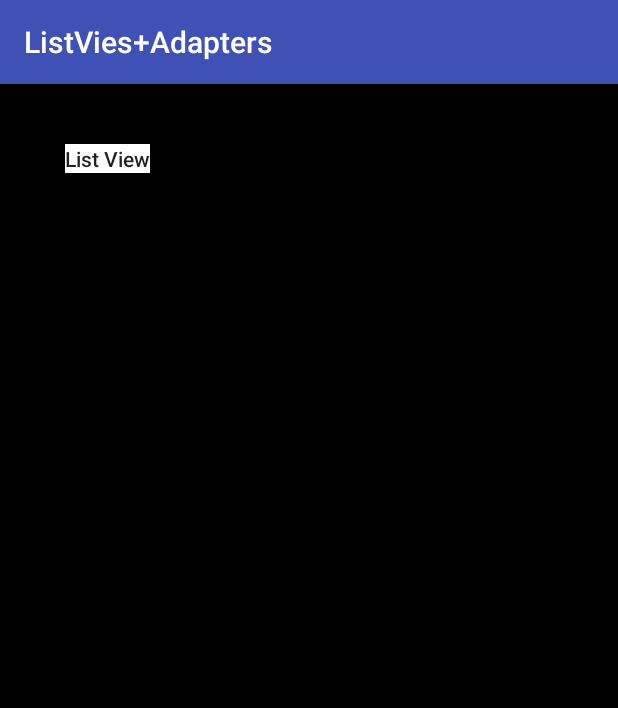
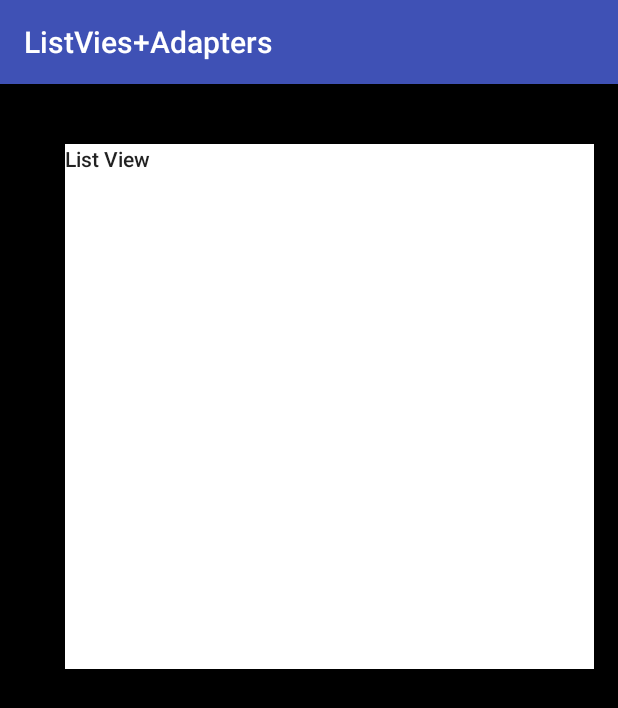
Before and after one commit to davidxdiaz/Android, an Android app: the VentanaListView screen opened directly, with no data from a screen before it, on a phone screen of 412 x 824 dp. Shown: the top 708 px of the screen. Run offline under Robolectric (Android 15) with nearby library versions, the phone set to English and light mode, and no system bars.

```diff
--- a/ListVies+Adapters/app/src/main/res/layout/activity_ventana_list_view.xml
+++ b/ListVies+Adapters/app/src/main/res/layout/activity_ventana_list_view.xml
@@ -14,8 +14,8 @@
 
     <TextView
         android:text="List View"
-        android:layout_width="wrap_content"
-        android:layout_height="wrap_content"
+        android:layout_width="fill_parent"
+        android:layout_height="350dp"
         android:layout_marginLeft="27dp"
         android:layout_marginStart="27dp"
         android:layout_marginTop="24dp"
```
